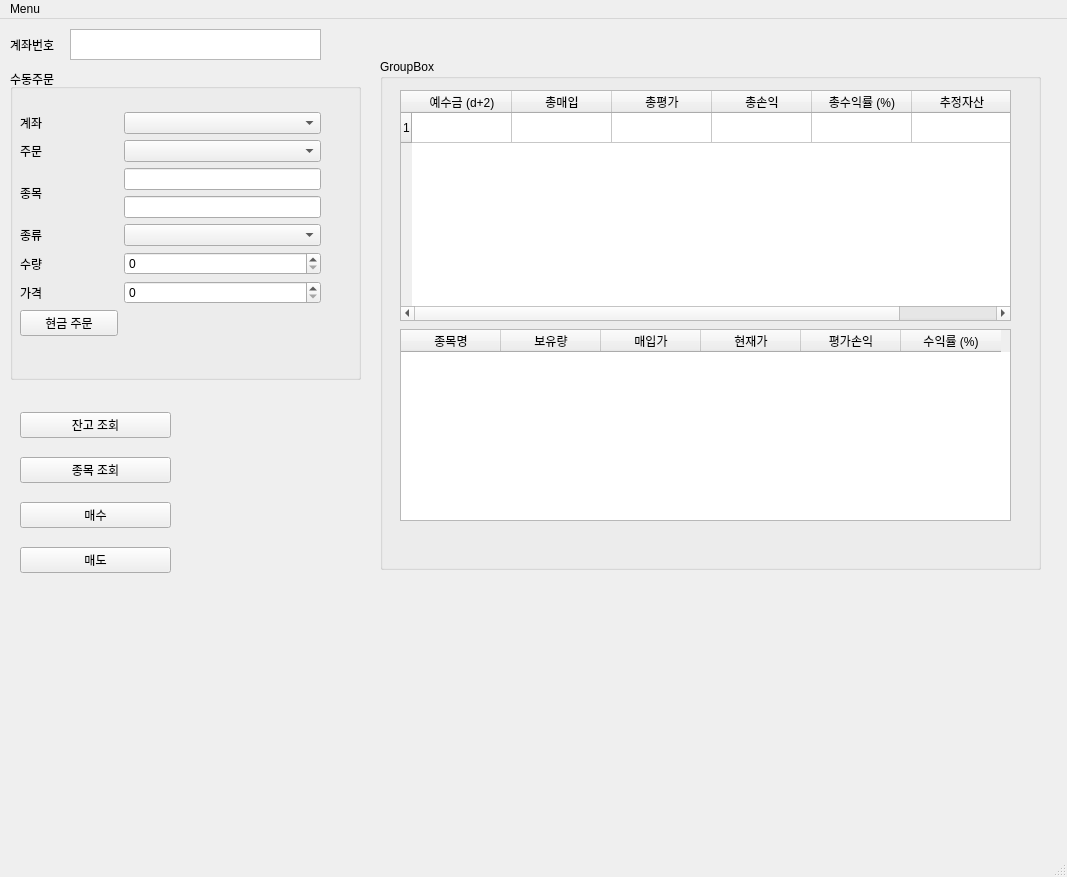
Above: ui/main.ui from SierraSon97/DLAB_Algorithm_Trading before the change. Below: the same form after it.
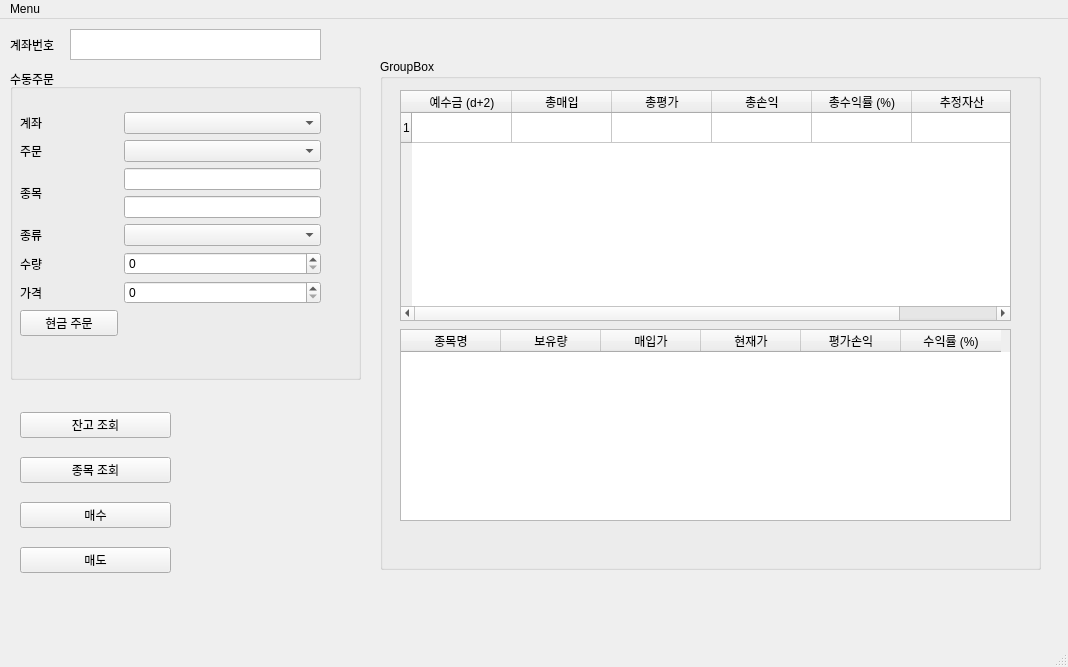
That is the form after the change.

```diff
--- a/ui/main.ui
+++ b/ui/main.ui
@@ -6,8 +6,8 @@
    <rect>
     <x>0</x>
     <y>0</y>
-    <width>1067</width>
-    <height>877</height>
+    <width>1068</width>
+    <height>667</height>
    </rect>
   </property>
   <property name="windowTitle">
@@ -289,7 +289,7 @@
     <rect>
      <x>0</x>
      <y>0</y>
-     <width>1067</width>
+     <width>1068</width>
      <height>21</height>
     </rect>
    </property>
```
